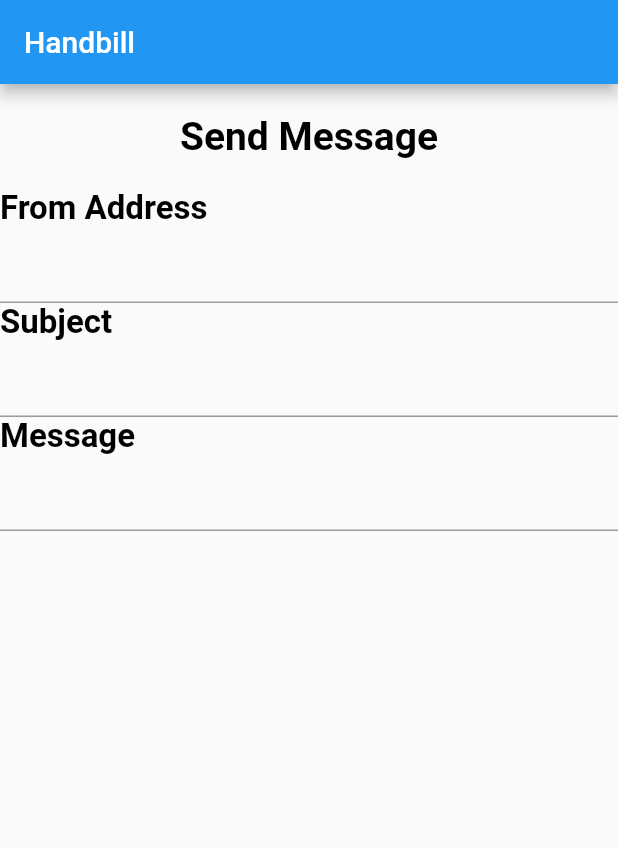
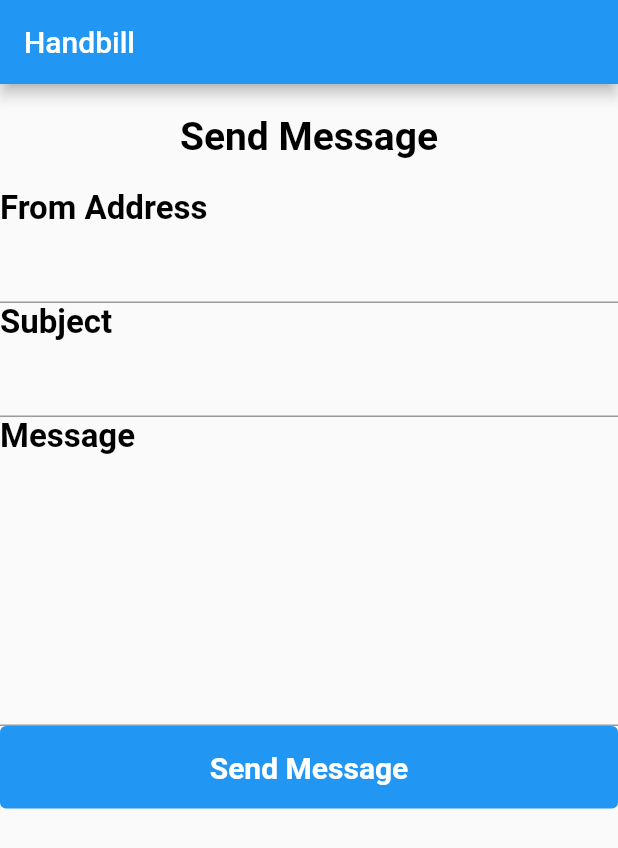
Before and after one commit to casajarm/flutter-email, a Flutter app: the screen it shows after launch, on a phone screen of 412 x 824 dp. Shown: the top 848 px of the screen. Run offline on Flutter 3.47's test engine with Material 2 defaults, Android fonts, the phone set to English and light mode, and no system bars; missing offline and left inert: enough_mail; Roboto replaces fonts that are missing (Merriweather).

Commit message:
added button and styling

```diff
--- a/lib/main.dart
+++ b/lib/main.dart
@@ -1,4 +1,6 @@
 import 'package:flutter/material.dart';
+
+import './mailer.dart';
 
 void main() {
   runApp(MyApp());
@@ -18,6 +20,10 @@ class MyApp extends StatelessWidget {
       home: MyHomePage(),
     );
   }
+}
+
+void buttonPressed() async {
+  print('button pressed');
 }
 
 class MyHomePage extends StatefulWidget {
@@ -95,14 +101,32 @@ class _MyHomePageState extends State<MyHomePage> {
                   fontFamily: "Merriweather",
                 ),
               ),
-              TextField(
+              TextFormField(
+                minLines: 6,
+                maxLines: 14,
                 style: TextStyle(
                   fontSize: 22.0,
                   color: const Color(0xFF000000),
                   fontWeight: FontWeight.w200,
                   fontFamily: "Merriweather",
                 ),
-              )
+              ),
+              TextButton(
+                  key: null,
+                  onPressed: buttonPressed,
+                  style: TextButton.styleFrom(
+                      padding: const EdgeInsets.all(16.0),
+                      primary: Colors.white,
+                      textStyle: const TextStyle(
+                        fontSize: 20,
+                        color: const Color(0xFF000000),
+                        fontWeight: FontWeight.w600,
+                        fontFamily: "Merriweather",
+                      ),
+                      backgroundColor: Colors.blue),
+                  child: Text(
+                    "Send Message",
+                  )),
             ]),
         padding: const EdgeInsets.all(0.0),
         alignment: Alignment.center,
```
